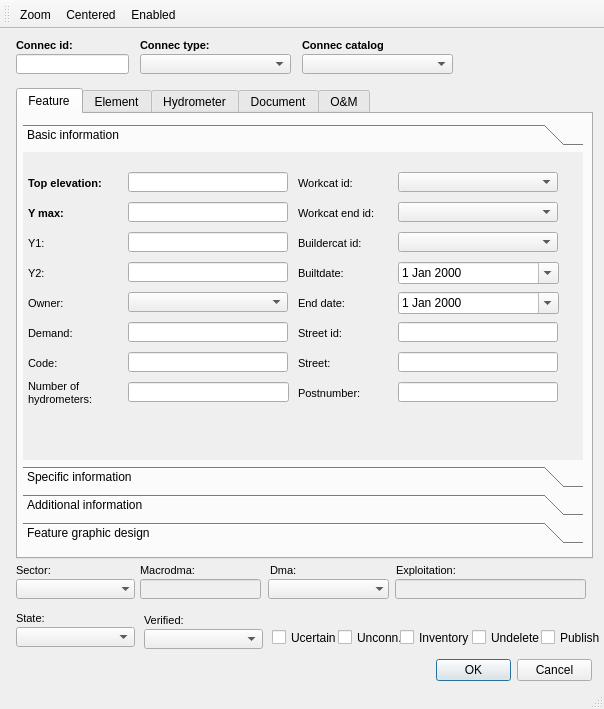
This is ui/ud_man_connec.ui in Giswater/giswater_qgis_plugin as Qt 5 draws it before an edit. The edited form follows.
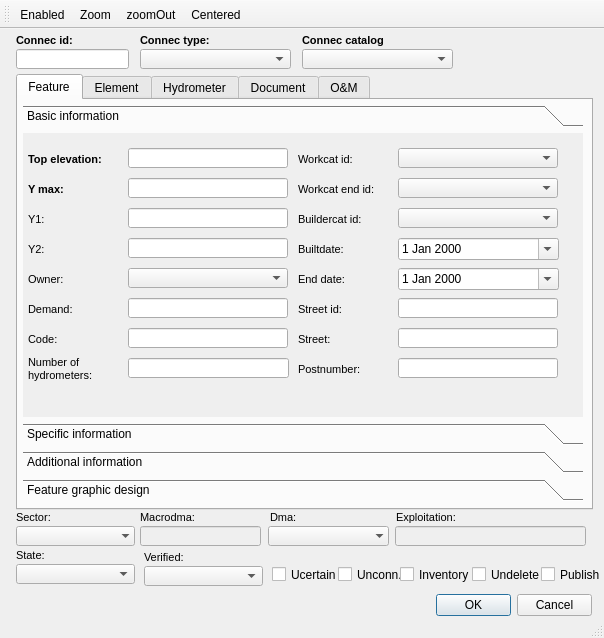
This is the edited form. Icons and pictures are not drawn.

Patch:
```diff
--- a/ui/ud_man_connec.ui
+++ b/ui/ud_man_connec.ui
@@ -7,7 +7,7 @@
     <x>0</x>
     <y>0</y>
     <width>604</width>
-    <height>709</height>
+    <height>638</height>
    </rect>
   </property>
   <property name="windowTitle">
@@ -18,7 +18,7 @@
     <property name="geometry">
      <rect>
       <x>472</x>
-      <y>600</y>
+      <y>537</y>
       <width>77</width>
       <height>17</height>
      </rect>
@@ -31,7 +31,7 @@
     <property name="geometry">
      <rect>
       <x>436</x>
-      <y>630</y>
+      <y>565</y>
       <width>156</width>
       <height>23</height>
      </rect>
@@ -44,7 +44,7 @@
     <property name="geometry">
      <rect>
       <x>541</x>
-      <y>600</y>
+      <y>537</y>
       <width>61</width>
       <height>17</height>
      </rect>
@@ -57,7 +57,7 @@
     <property name="geometry">
      <rect>
       <x>144</x>
-      <y>600</y>
+      <y>537</y>
       <width>119</width>
       <height>20</height>
      </rect>
@@ -67,7 +67,7 @@
     <property name="geometry">
      <rect>
       <x>140</x>
-      <y>530</y>
+      <y>477</y>
       <width>90</width>
       <height>22</height>
      </rect>
@@ -105,7 +105,7 @@
     <property name="geometry">
      <rect>
       <x>396</x>
-      <y>530</y>
+      <y>477</y>
       <width>90</width>
       <height>22</height>
      </rect>
@@ -143,7 +143,7 @@
     <property name="geometry">
      <rect>
       <x>16</x>
-      <y>5</y>
+      <y>0</y>
       <width>90</width>
       <height>22</height>
      </rect>
@@ -181,7 +181,7 @@
     <property name="geometry">
      <rect>
       <x>268</x>
-      <y>550</y>
+      <y>497</y>
       <width>121</width>
       <height>20</height>
      </rect>
@@ -203,7 +203,7 @@
     <property name="geometry">
      <rect>
       <x>140</x>
-      <y>550</y>
+      <y>497</y>
       <width>121</width>
       <height>20</height>
      </rect>
@@ -219,9 +219,9 @@
     <property name="geometry">
      <rect>
       <x>16</x>
-      <y>59</y>
+      <y>45</y>
       <width>577</width>
-      <height>471</height>
+      <height>436</height>
      </rect>
     </property>
     <property name="currentIndex">
@@ -235,9 +235,9 @@
       <property name="geometry">
        <rect>
         <x>5</x>
-        <y>10</y>
+        <y>5</y>
         <width>560</width>
-        <height>420</height>
+        <height>396</height>
        </rect>
       </property>
       <property name="currentIndex">
@@ -249,7 +249,7 @@
          <x>0</x>
          <y>0</y>
          <width>560</width>
-         <height>312</height>
+         <height>288</height>
         </rect>
        </property>
        <attribute name="label">
@@ -259,7 +259,7 @@
         <property name="geometry">
          <rect>
           <x>105</x>
-          <y>80</y>
+          <y>75</y>
           <width>160</width>
           <height>20</height>
          </rect>
@@ -269,7 +269,7 @@
         <property name="geometry">
          <rect>
           <x>105</x>
-          <y>20</y>
+          <y>15</y>
           <width>160</width>
           <height>20</height>
          </rect>
@@ -279,7 +279,7 @@
         <property name="geometry">
          <rect>
           <x>105</x>
-          <y>50</y>
+          <y>45</y>
           <width>160</width>
           <height>20</height>
          </rect>
@@ -289,7 +289,7 @@
         <property name="geometry">
          <rect>
           <x>5</x>
-          <y>20</y>
+          <y>15</y>
           <width>90</width>
           <height>22</height>
          </rect>
@@ -318,7 +318,7 @@
         <property name="geometry">
          <rect>
           <x>5</x>
-          <y>50</y>
+          <y>45</y>
           <width>90</width>
           <height>22</height>
          </rect>
@@ -347,7 +347,7 @@
         <property name="geometry">
          <rect>
           <x>5</x>
-          <y>80</y>
+          <y>75</y>
           <width>90</width>
           <height>22</height>
          </rect>
@@ -380,7 +380,7 @@
         <property name="geometry">
          <rect>
           <x>105</x>
-          <y>110</y>
+          <y>105</y>
           <width>160</width>
           <height>20</height>
          </rect>
@@ -390,7 +390,7 @@
         <property name="geometry">
          <rect>
           <x>5</x>
-          <y>110</y>
+          <y>105</y>
           <width>90</width>
           <height>22</height>
          </rect>
@@ -423,7 +423,7 @@
         <property name="geometry">
          <rect>
           <x>275</x>
-          <y>50</y>
+          <y>45</y>
           <width>90</width>
           <height>22</height>
          </rect>
@@ -456,7 +456,7 @@
         <property name="geometry">
          <rect>
           <x>375</x>
-          <y>80</y>
+          <y>75</y>
           <width>160</width>
           <height>20</height>
          </rect>
@@ -466,7 +466,7 @@
         <property name="geometry">
          <rect>
           <x>375</x>
-          <y>110</y>
+          <y>105</y>
           <width>161</width>
           <height>22</height>
          </rect>
@@ -479,7 +479,7 @@
         <property name="geometry">
          <rect>
           <x>375</x>
-          <y>50</y>
+          <y>45</y>
           <width>160</width>
           <height>20</height>
          </rect>
@@ -489,7 +489,7 @@
         <property name="geometry">
          <rect>
           <x>375</x>
-          <y>20</y>
+          <y>15</y>
           <width>160</width>
           <height>20</height>
          </rect>
@@ -499,7 +499,7 @@
         <property name="geometry">
          <rect>
           <x>275</x>
-          <y>110</y>
+          <y>105</y>
           <width>90</width>
           <height>22</height>
          </rect>
@@ -532,7 +532,7 @@
         <property name="geometry">
          <rect>
           <x>275</x>
-          <y>80</y>
+          <y>75</y>
           <width>90</width>
           <height>22</height>
          </rect>
@@ -565,7 +565,7 @@
         <property name="geometry">
          <rect>
           <x>275</x>
-          <y>20</y>
+          <y>15</y>
           <width>90</width>
           <height>22</height>
          </rect>
@@ -598,7 +598,7 @@
         <property name="geometry">
          <rect>
           <x>105</x>
-          <y>140</y>
+          <y>135</y>
           <width>160</width>
           <height>20</height>
          </rect>
@@ -608,7 +608,7 @@
         <property name="geometry">
          <rect>
           <x>5</x>
-          <y>140</y>
+          <y>135</y>
           <width>90</width>
           <height>22</height>
          </rect>
@@ -641,7 +641,7 @@
         <property name="geometry">
          <rect>
           <x>5</x>
-          <y>170</y>
+          <y>165</y>
           <width>90</width>
           <height>22</height>
          </rect>
@@ -677,7 +677,7 @@
         <property name="geometry">
          <rect>
           <x>105</x>
-          <y>170</y>
+          <y>165</y>
           <width>160</width>
           <height>20</height>
          </rect>
@@ -695,7 +695,7 @@
         <property name="geometry">
          <rect>
           <x>105</x>
-          <y>200</y>
+          <y>195</y>
           <width>160</width>
           <height>20</height>
          </rect>
@@ -713,7 +713,7 @@
         <property name="geometry">
          <rect>
           <x>5</x>
-          <y>200</y>
+          <y>195</y>
           <width>90</width>
           <height>22</height>
          </rect>
@@ -749,7 +749,7 @@
         <property name="geometry">
          <rect>
           <x>375</x>
-          <y>200</y>
+          <y>195</y>
           <width>160</width>
           <height>20</height>
          </rect>
@@ -768,7 +768,7 @@
         <property name="geometry">
          <rect>
           <x>275</x>
-          <y>170</y>
+          <y>165</y>
           <width>90</width>
           <height>22</height>
          </rect>
@@ -804,7 +804,7 @@
         <property name="geometry">
          <rect>
           <x>275</x>
-          <y>230</y>
+          <y>225</y>
           <width>131</width>
           <height>22</height>
          </rect>
@@ -840,7 +840,7 @@
         <property name="geometry">
          <rect>
           <x>375</x>
-          <y>230</y>
+          <y>225</y>
           <width>160</width>
           <height>20</height>
          </rect>
@@ -859,7 +859,7 @@
         <property name="geometry">
          <rect>
           <x>375</x>
-          <y>170</y>
+          <y>165</y>
           <width>160</width>
           <height>20</height>
          </rect>
@@ -878,7 +878,7 @@
         <property name="geometry">
          <rect>
           <x>275</x>
-          <y>200</y>
+          <y>195</y>
           <width>131</width>
           <height>22</height>
          </rect>
@@ -914,7 +914,7 @@
         <property name="geometry">
          <rect>
           <x>105</x>
-          <y>230</y>
+          <y>225</y>
           <width>161</width>
           <height>20</height>
          </rect>
@@ -932,7 +932,7 @@
         <property name="geometry">
          <rect>
           <x>5</x>
-          <y>220</y>
+          <y>215</y>
           <width>91</width>
           <height>41</height>
          </rect>
@@ -971,7 +971,7 @@
         <property name="geometry">
          <rect>
           <x>375</x>
-          <y>140</y>
+          <y>135</y>
           <width>161</width>
           <height>22</height>
          </rect>
@@ -984,7 +984,7 @@
         <property name="geometry">
          <rect>
           <x>275</x>
-          <y>140</y>
+          <y>135</y>
           <width>90</width>
           <height>22</height>
          </rect>
@@ -2726,7 +2726,7 @@
     <property name="geometry">
      <rect>
       <x>16</x>
-      <y>530</y>
+      <y>477</y>
       <width>90</width>
       <height>22</height>
      </rect>
@@ -2764,7 +2764,7 @@
     <property name="geometry">
      <rect>
       <x>338</x>
-      <y>600</y>
+      <y>537</y>
       <width>86</width>
       <height>17</height>
      </rect>
@@ -2777,7 +2777,7 @@
     <property name="geometry">
      <rect>
       <x>272</x>
-      <y>600</y>
+      <y>537</y>
       <width>79</width>
       <height>17</height>
      </rect>
@@ -2790,7 +2790,7 @@
     <property name="geometry">
      <rect>
       <x>16</x>
-      <y>25</y>
+      <y>20</y>
       <width>113</width>
       <height>20</height>
      </rect>
@@ -2803,7 +2803,7 @@
     <property name="geometry">
      <rect>
       <x>144</x>
-      <y>580</y>
+      <y>517</y>
       <width>90</width>
       <height>22</height>
      </rect>
@@ -2839,7 +2839,7 @@
     <property name="geometry">
      <rect>
       <x>400</x>
-      <y>600</y>
+      <y>537</y>
       <width>71</width>
       <height>17</height>
      </rect>
@@ -2852,7 +2852,7 @@
     <property name="geometry">
      <rect>
       <x>302</x>
-      <y>5</y>
+      <y>0</y>
       <width>101</width>
       <height>22</height>
      </rect>
@@ -2890,7 +2890,7 @@
     <property name="geometry">
      <rect>
       <x>270</x>
-      <y>530</y>
+      <y>477</y>
       <width>90</width>
       <height>22</height>
      </rect>
@@ -2928,7 +2928,7 @@
     <property name="geometry">
      <rect>
       <x>16</x>
-      <y>550</y>
+      <y>497</y>
       <width>119</width>
       <height>20</height>
      </rect>
@@ -2947,7 +2947,7 @@
     <property name="geometry">
      <rect>
       <x>140</x>
-      <y>5</y>
+      <y>0</y>
       <width>90</width>
       <height>22</height>
      </rect>
@@ -2985,7 +2985,7 @@
     <property name="geometry">
      <rect>
       <x>302</x>
-      <y>25</y>
+      <y>20</y>
       <width>151</width>
       <height>20</height>
      </rect>
@@ -2995,7 +2995,7 @@
     <property name="geometry">
      <rect>
       <x>140</x>
-      <y>25</y>
+      <y>20</y>
       <width>151</width>
       <height>20</height>
      </rect>
@@ -3008,7 +3008,7 @@
     <property name="geometry">
      <rect>
       <x>395</x>
-      <y>550</y>
+      <y>497</y>
       <width>191</width>
       <height>20</height>
      </rect>
@@ -3024,7 +3024,7 @@
     <property name="geometry">
      <rect>
       <x>16</x>
-      <y>578</y>
+      <y>515</y>
       <width>90</width>
       <height>22</height>
      </rect>
@@ -3060,7 +3060,7 @@
     <property name="geometry">
      <rect>
       <x>16</x>
-      <y>598</y>
+      <y>535</y>
       <width>119</width>
       <height>20</height>
      </rect>
@@ -3084,9 +3084,10 @@
    <attribute name="toolBarBreak">
     <bool>false</bool>
    </attribute>
+   <addaction name="actionEnabled"/>
    <addaction name="actionZoom"/>
+   <addaction name="actionZoomOut"/>
    <addaction name="actionCentered"/>
-   <addaction name="actionEnabled"/>
   </widget>
   <action name="actionZoom">
    <property name="icon">
```
Left out of the diff: 92 changed lines with no effect on the pictures.
